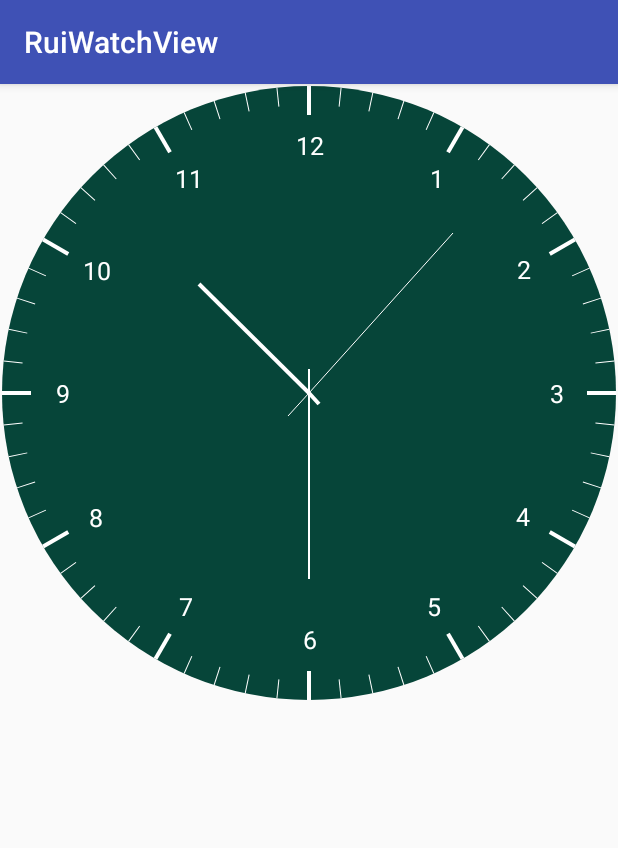
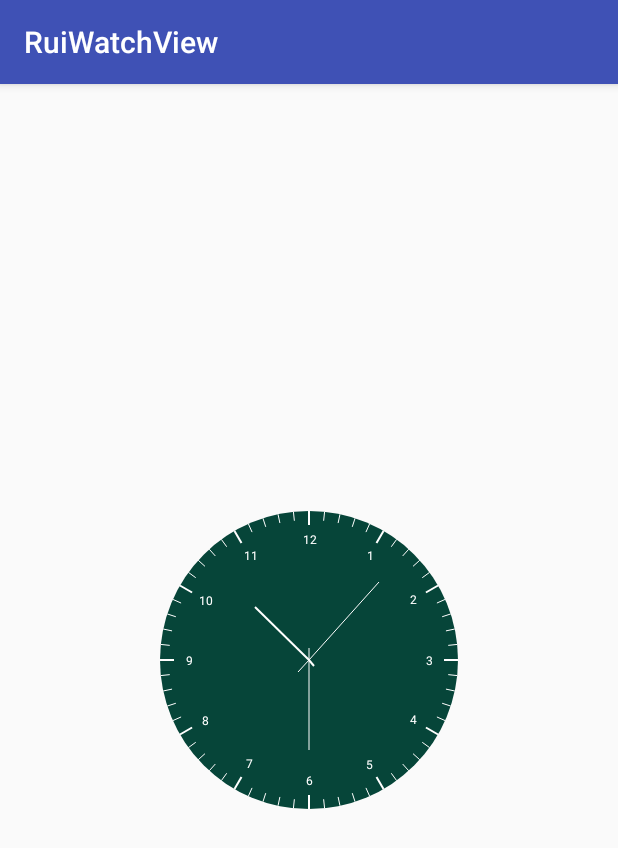
Before and after one commit to hurui1990/RuiWatchView, an Android app: the screen it shows after launch (MainActivity), on a phone screen of 412 x 824 dp. Shown: the top 848 px of the screen. Run offline under Robolectric (Android 15) with nearby library versions, the phone set to English and light mode, and no system bars.

Commit message:
设置时钟为正方形

```diff
--- a/app/build.gradle
+++ b/app/build.gradle
@@ -5,7 +5,7 @@ android {
     buildToolsVersion "26.0.1"
     defaultConfig {
         applicationId "com.hurui.ruiwatchview"
-        minSdkVersion 23
+        minSdkVersion 21
         targetSdkVersion 26
         versionCode 1
         versionName "1.0"
--- a/app/src/main/java/com/hurui/ruiwatchview/RuiWatchView.java
+++ b/app/src/main/java/com/hurui/ruiwatchview/RuiWatchView.java
@@ -50,7 +50,9 @@ public class RuiWatchView extends View {
 		super(context, attrs, defStyleAttr);
 	}
 
-	//开始执行绘制过程，每秒绘制一次
+	/**
+	 * 开始执行绘制过程，每秒绘制一次
+	 * */
 	public void start(){
 		new Timer().schedule(new TimerTask() {
 			@Override
@@ -71,6 +73,13 @@ public class RuiWatchView extends View {
 		mPaint.setStrokeWidth(len / 2 / 720);
 		drawPlate(canvas, len);
 		drawPoints(canvas, len);
+	}
+
+	@Override
+	protected void onMeasure(int widthMeasureSpec, int heightMeasureSpec) {
+		super.onMeasure(widthMeasureSpec, heightMeasureSpec);
+		int size = Math.min(widthMeasureSpec, heightMeasureSpec);
+		setMeasuredDimension(size, size);
 	}
 
 	//绘制表盘
--- a/app/src/main/res/layout/activity_main.xml
+++ b/app/src/main/res/layout/activity_main.xml
@@ -3,13 +3,14 @@
     xmlns:rui="http://schemas.android.com/apk/res-auto"
     android:layout_width="match_parent"
     android:layout_height="match_parent"
-    android:orientation="vertical">
+    android:orientation="vertical"
+    android:gravity="center">
 
     <com.hurui.ruiwatchview.RuiWatchView
         android:id="@+id/watch_view"
-        android:layout_width="match_parent"
-        android:layout_height="wrap_content"
+        android:layout_width="300dp"
+        android:layout_height="200dp"
         rui:custom_background="#064539"
-        rui:custom_display_type="Arabia"/>
+        rui:custom_display_type="Arabia" />
 
 </LinearLayout>
--- /dev/null
+++ b/app/src/main/res/values/dimens.xml
@@ -0,0 +1,4 @@
+<?xml version="1.0" encoding="utf-8"?>
+<resources>
+    <dimen name="defalut_min_size">200dp</dimen>
+</resources>
--- a/build.gradle
+++ b/build.gradle
@@ -7,7 +7,7 @@ buildscript {
         jcenter()
     }
     dependencies {
-        classpath 'com.android.tools.build:gradle:3.0.0-beta3'
+        classpath 'com.android.tools.build:gradle:3.0.1'
 
 
         // NOTE: Do not place your application dependencies here; they belong
```
Also changed, not shown: 1 other file.
